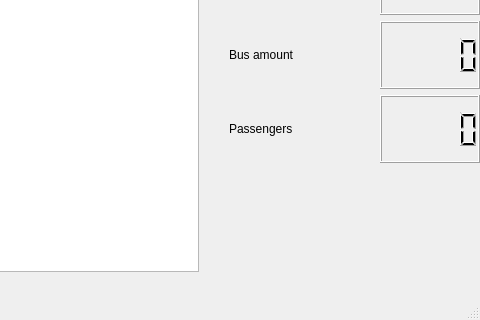
Qt form Game/mainwindow.ui (toivow/Otekn) before a commit; both pictures show x 321 to 801 and y 248 to 568 of the 801 by 568 pixel window.
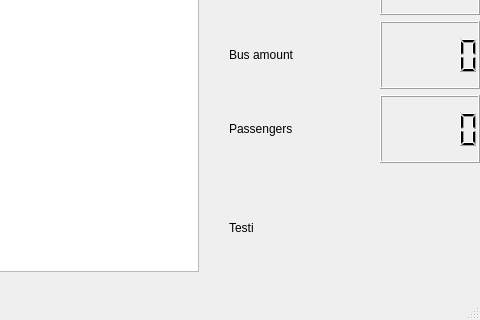
The same form after that commit.

Patch:
```diff
--- a/Game/mainwindow.ui
+++ b/Game/mainwindow.ui
@@ -137,6 +137,19 @@
      </item>
     </layout>
    </widget>
+   <widget class="QLabel" name="timeLbl">
+    <property name="geometry">
+     <rect>
+      <x>550</x>
+      <y>450</y>
+      <width>191</width>
+      <height>51</height>
+     </rect>
+    </property>
+    <property name="text">
+     <string>Testi</string>
+    </property>
+   </widget>
   </widget>
   <widget class="QMenuBar" name="menubar">
    <property name="geometry">
```
